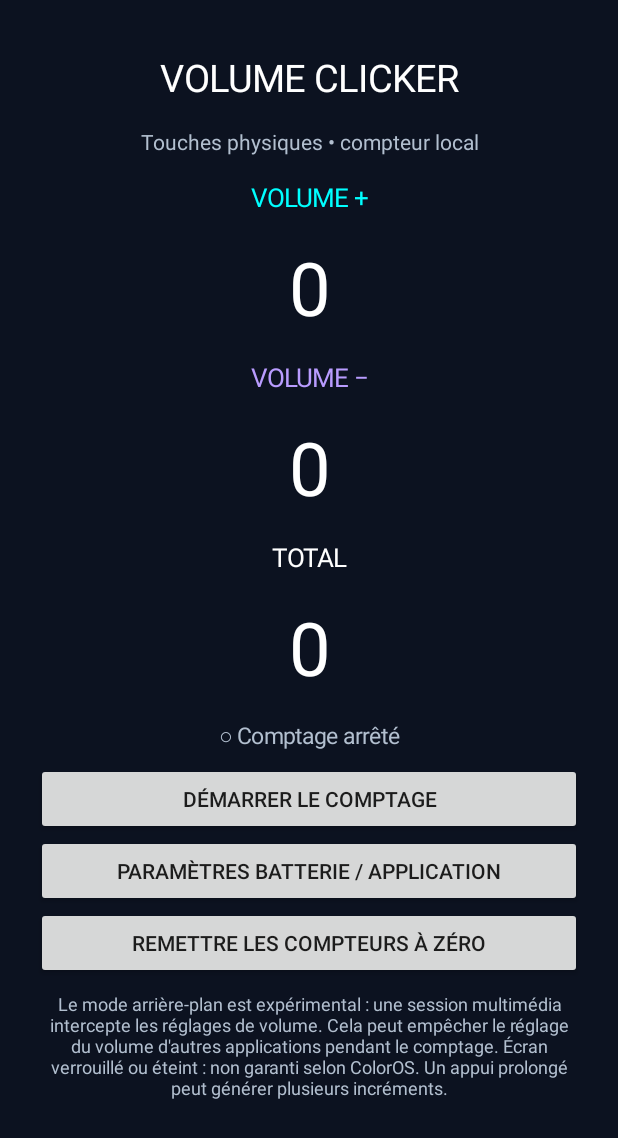
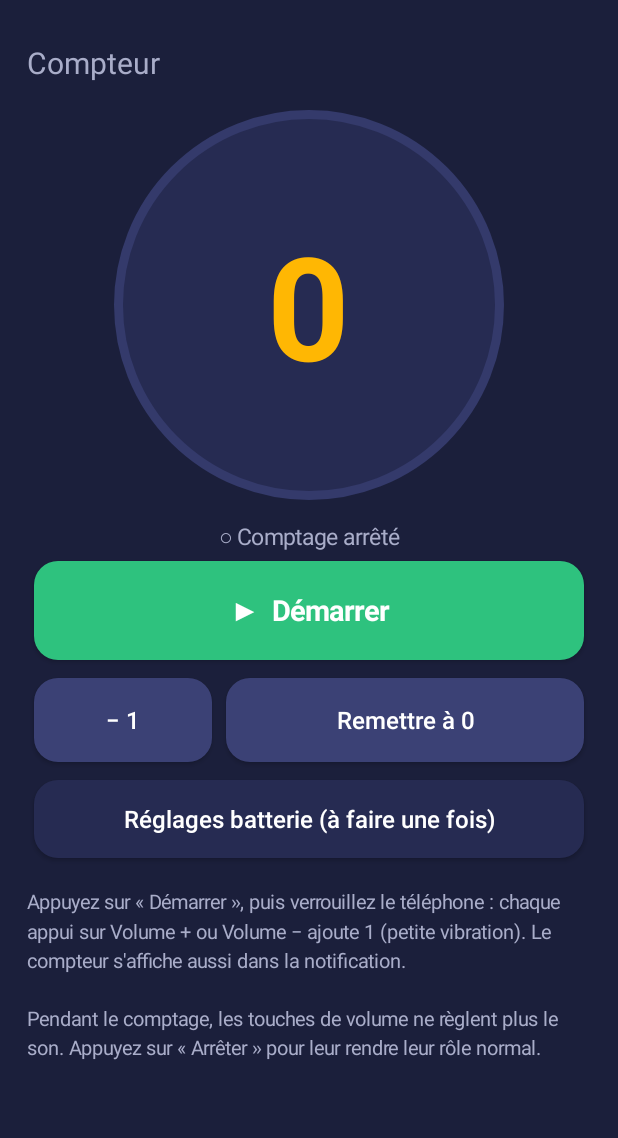
Before and after one commit to remisdubois18-droid/compteur-cest-ca, an Android app: the screen it shows after launch (MainActivity), on a phone screen of 412 x 824 dp. Shown: the top 1138 px of the screen. Run offline under Robolectric (Android 15) with nearby library versions, the phone set to English and light mode, and no system bars.

Commit message:
Compteur volume : fonctionne écran verrouillé (son silencieux), compteur unique, signature fixe
Co-Authored-By: Claude Opus 5.5 <noreply@anthropic.com>
Claude-Session: https://claude.ai/code/session_01FeHsbiU5DegkJtmk1eFPeG

```diff
--- a/volume-clicker-android/app/src/main/java/fr/volumeclicker/MainActivity.java
+++ b/volume-clicker-android/app/src/main/java/fr/volumeclicker/MainActivity.java
@@ -7,149 +7,221 @@ import android.content.Intent;
 import android.content.SharedPreferences;
 import android.content.pm.PackageManager;
 import android.graphics.Color;
+import android.graphics.Typeface;
+import android.graphics.drawable.GradientDrawable;
 import android.net.Uri;
 import android.os.Build;
 import android.os.Bundle;
+import android.os.PowerManager;
 import android.provider.Settings;
+import android.util.TypedValue;
 import android.view.Gravity;
 import android.view.KeyEvent;
 import android.widget.Button;
 import android.widget.LinearLayout;
 import android.widget.ScrollView;
 import android.widget.TextView;
-import java.util.Locale;
 
 public class MainActivity extends Activity {
-    private TextView up, down, total, status;
-    private Button toggle;
+    private static final int FOND = Color.parseColor("#1b1f3b");
+    private static final int CARTE = Color.parseColor("#262b52");
+    private static final int ACCENT = Color.parseColor("#ffb703");
+    private static final int VERT = Color.parseColor("#2ec27e");
+    private static final int ROUGE = Color.parseColor("#e5484d");
+    private static final int DOUX = Color.parseColor("#a9adc9");
+
+    private TextView nombre, etat;
+    private Button bascule;
+    private GradientDrawable anneau;
     private SharedPreferences preferences;
-    private final SharedPreferences.OnSharedPreferenceChangeListener listener =
-        (p, key) -> runOnUiThread(this::refresh);
+    private final SharedPreferences.OnSharedPreferenceChangeListener ecouteur =
+            (p, cle) -> runOnUiThread(this::rafraichir);
 
-    @Override public void onCreate(Bundle savedInstanceState) {
-        super.onCreate(savedInstanceState);
-        preferences=Counters.prefs(this);
-        render();
-        refresh();
+    @Override
+    public void onCreate(Bundle etatSauve) {
+        super.onCreate(etatSauve);
+        getWindow().setStatusBarColor(FOND);
+        preferences = Counters.prefs(this);
+        construire();
+        rafraichir();
     }
-    @Override protected void onResume() {
+
+    @Override
+    protected void onResume() {
         super.onResume();
-        preferences.registerOnSharedPreferenceChangeListener(listener);
-        refresh();
+        preferences.registerOnSharedPreferenceChangeListener(ecouteur);
+        rafraichir();
     }
-    @Override protected void onPause() {
-        preferences.unregisterOnSharedPreferenceChangeListener(listener);
+
+    @Override
+    protected void onPause() {
+        preferences.unregisterOnSharedPreferenceChangeListener(ecouteur);
         super.onPause();
     }
 
-    @Override public boolean dispatchKeyEvent(KeyEvent e) {
-        int code=e.getKeyCode();
-        if((code==KeyEvent.KEYCODE_VOLUME_UP || code==KeyEvent.KEYCODE_VOLUME_DOWN) && Counters.running(this)) {
-            if(e.getAction()==KeyEvent.ACTION_DOWN && e.getRepeatCount()==0) {
-                Counters.increment(this,code==KeyEvent.KEYCODE_VOLUME_UP);
-                refresh();
+    /** Application ouverte à l'écran : on compte directement les touches de volume. */
+    @Override
+    public boolean dispatchKeyEvent(KeyEvent e) {
+        int code = e.getKeyCode();
+        if ((code == KeyEvent.KEYCODE_VOLUME_UP || code == KeyEvent.KEYCODE_VOLUME_DOWN) && Counters.running(this)) {
+            if (e.getAction() == KeyEvent.ACTION_DOWN && e.getRepeatCount() == 0) {
+                Counters.increment(this);
+                rafraichir();
             }
             return true;
         }
         return super.dispatchKeyEvent(e);
     }
 
-    private TextView label(String text,int size,int color) {
-        TextView view=new TextView(this);
-        view.setText(text);
-        view.setTextSize(size);
-        view.setTextColor(color);
-        view.setGravity(Gravity.CENTER);
-        view.setPadding(8,12,8,12);
-        return view;
+    private int dp(float v) {
+        return (int) TypedValue.applyDimension(TypedValue.COMPLEX_UNIT_DIP, v, getResources().getDisplayMetrics());
     }
-    private Button button(String text,LinearLayout root) {
-        Button b=new Button(this);
-        b.setText(text);
+
+    private GradientDrawable arrondi(int couleur) {
+        GradientDrawable g = new GradientDrawable();
+        g.setColor(couleur);
+        g.setCornerRadius(dp(16));
+        return g;
+    }
+
+    private Button bouton(LinearLayout parent, String texte, int couleur, float poids, int hauteur) {
+        Button b = new Button(this);
+        b.setText(texte);
         b.setAllCaps(false);
-        root.addView(b,new LinearLayout.LayoutParams(-1,-2));
+        b.setTextSize(16);
+        b.setTextColor(Color.WHITE);
+        b.setBackground(arrondi(couleur));
+        LinearLayout.LayoutParams p = poids > 0
+                ? new LinearLayout.LayoutParams(0, dp(hauteur), poids)
+                : new LinearLayout.LayoutParams(-1, dp(hauteur));
+        p.setMargins(dp(5), dp(6), dp(5), dp(6));
+        parent.addView(b, p);
         return b;
     }
-    private TextView counter(LinearLayout root,String name,int accent) {
-        root.addView(label(name,17,accent));
-        TextView count=label("0",49,Color.WHITE);
-        root.addView(count);
-        return count;
-    }
-    private void render() {
-        int bg=Color.rgb(12,18,32);
-        int muted=Color.rgb(178,191,207);
-        ScrollView scroll=new ScrollView(this);
-        scroll.setBackgroundColor(bg);
-        LinearLayout root=new LinearLayout(this);
-        root.setOrientation(LinearLayout.VERTICAL);
-        root.setPadding(36,40,36,32);
-        root.setGravity(Gravity.CENTER_HORIZONTAL);
-        scroll.addView(root);
-        root.addView(label("VOLUME CLICKER",25,Color.WHITE));
-        root.addView(label("Touches physiques • compteur local",14,muted));
-        up=counter(root,"VOLUME +",Color.CYAN);
-        down=counter(root,"VOLUME −",Color.rgb(185,156,255));
-        total=counter(root,"TOTAL",Color.WHITE);
-        status=label("",15,muted);
-        root.addView(status);
-        toggle=button("DÉMARRER LE COMPTAGE",root);
-        toggle.setOnClickListener(v -> toggleCounting());
 
-        button("PARAMÈTRES BATTERIE / APPLICATION",root).setOnClickListener(v ->
-            new AlertDialog.Builder(this)
-                .setTitle("Autoriser le fonctionnement en arrière-plan")
-                .setMessage("Sur OPPO/ColorOS, ouvre les informations de Volume Clicker puis, si disponibles, autorise l'activité en arrière-plan et règle la batterie sur « Sans restriction ». Les libellés dépendent de ColorOS.")
-                .setNegativeButton("Annuler",null)
-                .setPositiveButton("Ouvrir",(d,w)->{
-                    Intent i=new Intent(Settings.ACTION_APPLICATION_DETAILS_SETTINGS,
-                        Uri.parse("package:"+getPackageName()));
-                    startActivity(i);
-                }).show());
+    private void construire() {
+        ScrollView defilement = new ScrollView(this);
+        defilement.setBackgroundColor(FOND);
+        defilement.setFillViewport(true);
+        LinearLayout racine = new LinearLayout(this);
+        racine.setOrientation(LinearLayout.VERTICAL);
+        racine.setGravity(Gravity.CENTER_HORIZONTAL);
+        racine.setPadding(dp(18), dp(28), dp(18), dp(24));
+        defilement.addView(racine);
 
-        button("REMETTRE LES COMPTEURS À ZÉRO",root).setOnClickListener(v ->
-            new AlertDialog.Builder(this)
-                .setTitle("Réinitialiser les compteurs ?")
-                .setNegativeButton("Annuler",null)
-                .setPositiveButton("Oui",(d,w)->{Counters.reset(this);refresh();})
-                .show());
+        TextView titre = new TextView(this);
+        titre.setText("Compteur");
+        titre.setTextColor(DOUX);
+        titre.setTextSize(20);
+        racine.addView(titre);
 
-        root.addView(label("Le mode arrière-plan est expérimental : une session multimédia intercepte les réglages de volume. Cela peut empêcher le réglage du volume d'autres applications pendant le comptage. Écran verrouillé ou éteint : non garanti selon ColorOS. Un appui prolongé peut générer plusieurs incréments.",12,muted));
-        setContentView(scroll);
+        LinearLayout cercle = new LinearLayout(this);
+        cercle.setGravity(Gravity.CENTER);
+        anneau = new GradientDrawable();
+        anneau.setShape(GradientDrawable.OVAL);
+        anneau.setColor(CARTE);
+        anneau.setStroke(dp(6), Color.parseColor("#343a6b"));
+        cercle.setBackground(anneau);
+        LinearLayout.LayoutParams pc = new LinearLayout.LayoutParams(dp(260), dp(260));
+        pc.topMargin = dp(18);
+        racine.addView(cercle, pc);
+
+        nombre = new TextView(this);
+        nombre.setTextColor(ACCENT);
+        nombre.setTextSize(96);
+        nombre.setTypeface(Typeface.DEFAULT_BOLD);
+        cercle.addView(nombre);
+
+        etat = new TextView(this);
+        etat.setTextSize(15);
+        etat.setGravity(Gravity.CENTER);
+        LinearLayout.LayoutParams pe = new LinearLayout.LayoutParams(-1, -2);
+        pe.topMargin = dp(14);
+        racine.addView(etat, pe);
+
+        bascule = bouton(racine, "", VERT, 0, 66);
+        bascule.setTextSize(19);
+        bascule.setTypeface(Typeface.DEFAULT_BOLD);
+        bascule.setOnClickListener(v -> basculer());
+
+        LinearLayout ligne = new LinearLayout(this);
+        ligne.setOrientation(LinearLayout.HORIZONTAL);
+        racine.addView(ligne, new LinearLayout.LayoutParams(-1, -2));
+        bouton(ligne, "− 1", Color.parseColor("#3b4175"), 1, 56).setOnClickListener(v -> Counters.decrement(this));
+        bouton(ligne, "Remettre à 0", Color.parseColor("#3b4175"), 2, 56).setOnClickListener(v ->
+                new AlertDialog.Builder(this)
+                        .setTitle("Remettre le compteur à 0 ?")
+                        .setNegativeButton("Annuler", null)
+                        .setPositiveButton("Oui", (d, w) -> Counters.reset(this))
+                        .show());
+
+        bouton(racine, "Réglages batterie (à faire une fois)", CARTE, 0, 52).setOnClickListener(v -> reglagesBatterie());
+
+        TextView aide = new TextView(this);
+        aide.setText("Appuyez sur « Démarrer », puis verrouillez le téléphone : chaque appui sur Volume + ou "
+                + "Volume − ajoute 1 (petite vibration). Le compteur s'affiche aussi dans la notification.\n\n"
+                + "Pendant le comptage, les touches de volume ne règlent plus le son. Appuyez sur « Arrêter » "
+                + "pour leur rendre leur rôle normal.");
+        aide.setTextColor(DOUX);
+        aide.setTextSize(13);
+        aide.setLineSpacing(0, 1.25f);
+        LinearLayout.LayoutParams pa = new LinearLayout.LayoutParams(-1, -2);
+        pa.topMargin = dp(14);
+        racine.addView(aide, pa);
+
+        setContentView(defilement);
     }
 
-    private void toggleCounting() {
-        if(Counters.running(this)) {
-            Intent i=new Intent(this,ButtonCounterService.class).setAction(ButtonCounterService.STOP);
-            startService(i);
-            Counters.setRunning(this,false);
-            refresh();
-        } else {
-            if(Build.VERSION.SDK_INT>=33 &&
-               checkSelfPermission(Manifest.permission.POST_NOTIFICATIONS)!=PackageManager.PERMISSION_GRANTED) {
-                requestPermissions(new String[]{Manifest.permission.POST_NOTIFICATIONS},101);
-            }
-            Intent i=new Intent(this,ButtonCounterService.class).setAction(ButtonCounterService.START);
+    private void reglagesBatterie() {
+        PowerManager pm = (PowerManager) getSystemService(POWER_SERVICE);
+        if (Build.VERSION.SDK_INT >= 23 && pm != null && !pm.isIgnoringBatteryOptimizations(getPackageName())) {
             try {
-                if(Build.VERSION.SDK_INT>=26) startForegroundService(i);
-                else startService(i);
-            } catch(RuntimeException exception) {
-                new AlertDialog.Builder(this).setTitle("Démarrage impossible")
-                    .setMessage("Android a empêché le démarrage du service : "+exception.getMessage())
-                    .setPositiveButton("OK",null).show();
-            }
+                startActivity(new Intent(Settings.ACTION_REQUEST_IGNORE_BATTERY_OPTIMIZATIONS,
+                        Uri.parse("package:" + getPackageName())));
+                return;
+            } catch (Exception ignored) { }
+        }
+        new AlertDialog.Builder(this)
+                .setTitle("Fonctionnement en arrière-plan")
+                .setMessage("Sur OPPO (ColorOS) : dans les informations de l'application, ouvrez « Utilisation de la batterie » "
+                        + "et autorisez l'activité en arrière-plan / choisissez « Sans restriction ». "
+                        + "Sinon le téléphone peut couper le compteur quand l'écran est éteint.")
+                .setNegativeButton("Fermer", null)
+                .setPositiveButton("Ouvrir les réglages", (d, w) -> startActivity(new Intent(
+                        Settings.ACTION_APPLICATION_DETAILS_SETTINGS, Uri.parse("package:" + getPackageName()))))
+                .show();
+    }
+
+    private void basculer() {
+        if (Counters.running(this)) {
+            startService(new Intent(this, ButtonCounterService.class).setAction(ButtonCounterService.STOP));
+            Counters.setRunning(this, false);
+            rafraichir();
+            return;
+        }
+        if (Build.VERSION.SDK_INT >= 33
+                && checkSelfPermission(Manifest.permission.POST_NOTIFICATIONS) != PackageManager.PERMISSION_GRANTED) {
+            requestPermissions(new String[]{Manifest.permission.POST_NOTIFICATIONS}, 101);
+        }
+        Intent i = new Intent(this, ButtonCounterService.class).setAction(ButtonCounterService.START);
+        try {
+            if (Build.VERSION.SDK_INT >= 26) startForegroundService(i);
+            else startService(i);
+        } catch (RuntimeException e) {
+            new AlertDialog.Builder(this).setTitle("Démarrage impossible")
+                    .setMessage("Android a empêché le démarrage : " + e.getMessage())
+                    .setPositiveButton("OK", null).show();
         }
     }
 
-    private void refresh() {
-        if(up==null) return;
-        long u=preferences.getLong(Counters.UP,0L);
-        long d=preferences.getLong(Counters.DOWN,0L);
-        up.setText(String.format(Locale.FRANCE,"%,d",u));
-        down.setText(String.format(Locale.FRANCE,"%,d",d));
-        total.setText(String.format(Locale.FRANCE,"%,d",u+d));
-        boolean enabled=Counters.running(this);
-        status.setText(enabled?"● Comptage démarré — mode arrière-plan expérimental":"○ Comptage arrêté");
-        toggle.setText(enabled?"ARRÊTER LE COMPTAGE":"DÉMARRER LE COMPTAGE");
+    private void rafraichir() {
+        if (nombre == null) return;
+        nombre.setText(String.valueOf(Counters.total(this)));
+        boolean actif = Counters.running(this);
+        etat.setText(actif ? "● Comptage actif – fonctionne téléphone verrouillé" : "○ Comptage arrêté");
+        etat.setTextColor(actif ? VERT : DOUX);
+        anneau.setStroke(dp(6), actif ? VERT : Color.parseColor("#343a6b"));
+        bascule.setText(actif ? "■  Arrêter" : "▶  Démarrer");
+        bascule.setBackground(arrondi(actif ? ROUGE : VERT));
     }
 }
```
Also changed, not shown: volume-clicker-android/app/build.gradle (+34 -2 lines), volume-clicker-android/app/src/main/AndroidManifest.xml (+18 -7 lines), volume-clicker-android/app/src/main/java/fr/volumeclicker/ButtonCounterService.java (+155 -64 lines), volume-clicker-android/app/src/main/java/fr/volumeclicker/Counters.java (+32 -18 lines), 3 other files.
